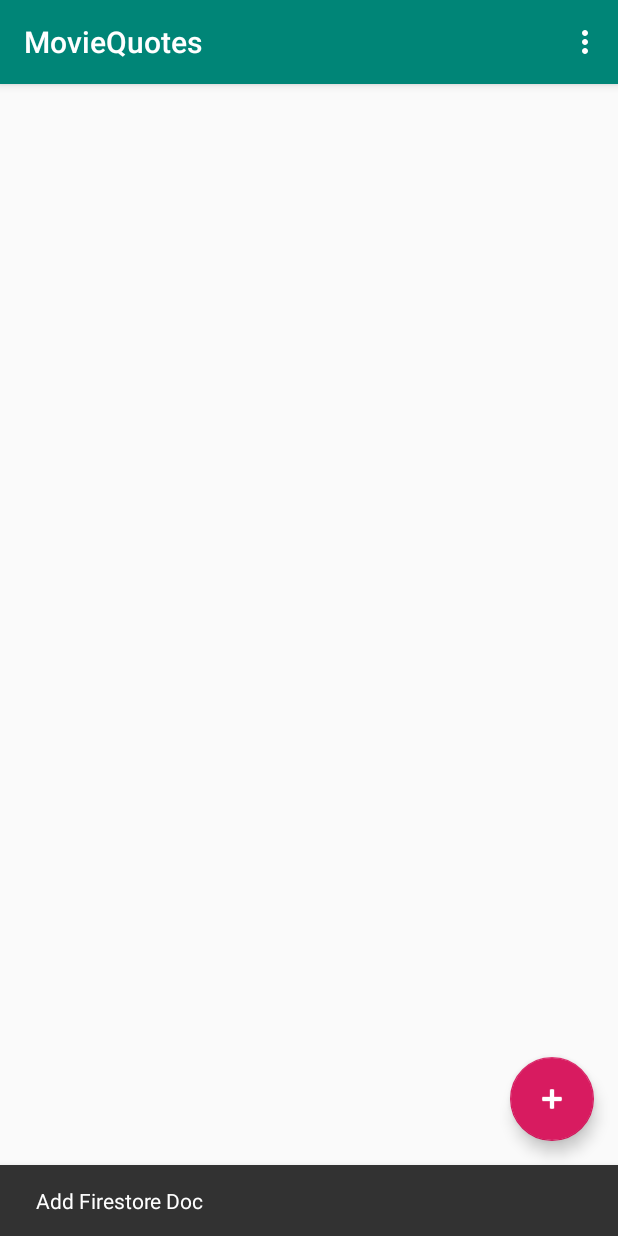
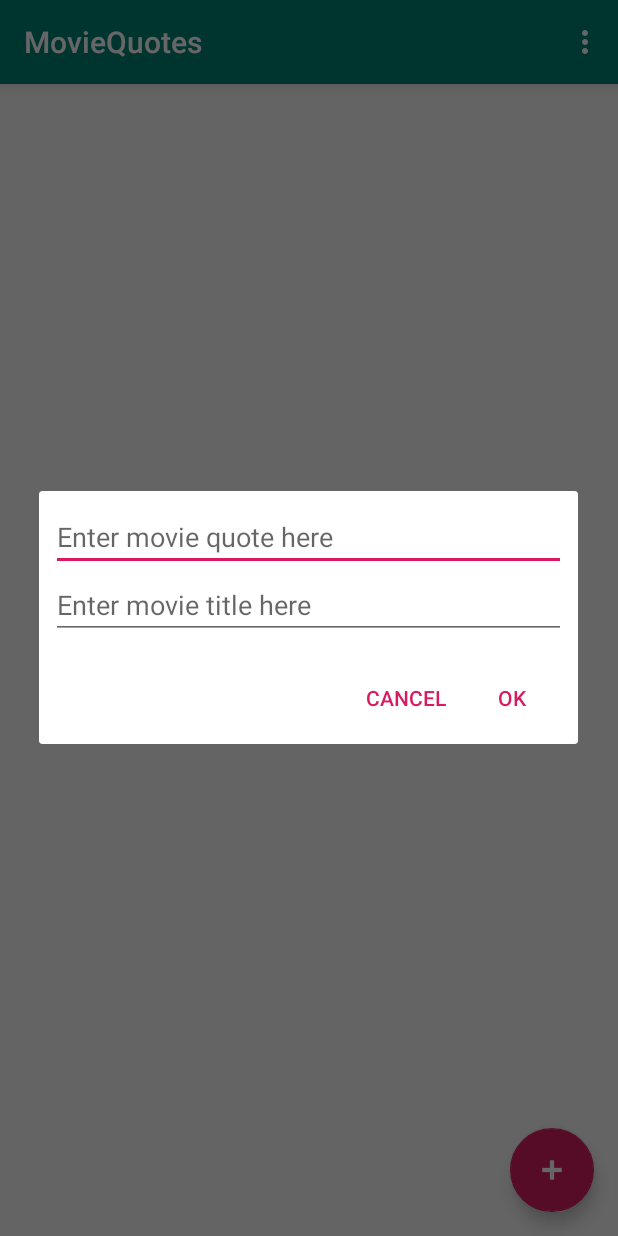
Before and after one commit to senanoc/MovieQuotes, an Android app: the screen it shows after launch (MainActivity), after a tap on an icon or button, on a phone screen of 412 x 824 dp. Run offline under Robolectric (Android 15) with nearby library versions, the phone set to English and light mode, and no system bars; our stand-ins replace Firebase (no records; nobody signed in at launch, a user with empty details on screens opened directly).

Commit message:
functional unsorted CR

```diff
--- a/MovieQuotes/app/src/main/java/com/example/android/moviequotes/MainActivity.java
+++ b/MovieQuotes/app/src/main/java/com/example/android/moviequotes/MainActivity.java
@@ -1,8 +1,10 @@
 package com.example.android.moviequotes;
 
+import android.content.DialogInterface;
 import android.os.Bundle;
 import android.support.design.widget.FloatingActionButton;
 import android.support.design.widget.Snackbar;
+import android.support.v7.app.AlertDialog;
 import android.support.v7.app.AppCompatActivity;
 import android.support.v7.widget.LinearLayoutManager;
 import android.support.v7.widget.RecyclerView;
@@ -10,11 +12,18 @@ import android.support.v7.widget.Toolbar;
 import android.view.View;
 import android.view.Menu;
 import android.view.MenuItem;
+import android.widget.EditText;
+import android.widget.TextView;
+
+import com.google.firebase.firestore.FirebaseFirestore;
+
+import org.w3c.dom.Text;
+
+import java.util.HashMap;
+import java.util.Map;
 
 public class MainActivity extends AppCompatActivity {
 
-    //public static final String TAG = "MQ";
-    private int mTempCounter = 0;
 
     @Override
     protected void onCreate(Bundle savedInstanceState) {
@@ -30,43 +39,34 @@ public class MainActivity extends AppCompatActivity {
         MovieQuoteAdapter movieQuoteAdapter = new MovieQuoteAdapter();
         recyclerView.setAdapter(movieQuoteAdapter);
 
-
-        // Temp Firebase testing area
-
-//        final FirebaseFirestore db = FirebaseFirestore.getInstance();
-//
-//        db.collection("moviequotes")
-//                .get()
-//                .addOnCompleteListener(new OnCompleteListener<QuerySnapshot>() {
-//                    @Override
-//                    public void onComplete(@NonNull Task<QuerySnapshot> task) {
-//                        if (task.isSuccessful()) {
-//                            for (QueryDocumentSnapshot document : task.getResult()) {
-//                                Log.d(TAG, document.getId() + " => " + document.getData());
-//                            }
-//                        } else {
-//                            Log.w(TAG, "Error getting documents.", task.getException());
-//                        }
-//                    }
-//                });
-
-
         FloatingActionButton fab = (FloatingActionButton) findViewById(R.id.fab);
         fab.setOnClickListener(new View.OnClickListener() {
             @Override
             public void onClick(View view) {
-                Snackbar.make(view, "Add Firestore Doc", Snackbar.LENGTH_LONG).show();
+                showAddDialog();
 
-                // Create a new mq with a first and last name
-//                Map<String, Object> mq = new HashMap<>();
-//                mTempCounter = mTempCounter + 1;
-//                mq.put("quote", "Quote #" + mTempCounter);
-//                mq.put("movie", "Movie #" + mTempCounter);
-//
-//// Add a new document with a generated ID
-//                db.collection("moviequotes").add(mq);
             }
         });
+    }
+
+    private void showAddDialog() {
+        AlertDialog.Builder builder = new AlertDialog.Builder(this);
+        View view = getLayoutInflater().inflate(R.layout.moviequote_dialog, null, false);
+        builder.setView(view);
+        final TextView quoteEditText = view.findViewById(R.id.dialog_quote_edittext);
+        final TextView movieEditText = view.findViewById(R.id.dialog_movie_edittext);
+        builder.setPositiveButton(android.R.string.ok, new DialogInterface.OnClickListener() {
+            @Override
+            public void onClick(DialogInterface dialog, int which) {
+                Map<String, Object> mq = new HashMap<>();
+                mq.put(Constants.KEY_QUOTE, quoteEditText.getText().toString());
+                mq.put(Constants.KEY_MOVIE, movieEditText.getText().toString());
+                FirebaseFirestore.getInstance().collection(Constants.COLLECTION_PATH).add(mq);
+            }
+        });
+        builder.setNegativeButton(android.R.string.cancel,null);
+
+        builder.create().show();
     }
 
     @Override
--- /dev/null
+++ b/MovieQuotes/app/src/main/res/layout/moviequote_dialog.xml
@@ -0,0 +1,20 @@
+<?xml version="1.0" encoding="utf-8"?>
+<LinearLayout
+    xmlns:android="http://schemas.android.com/apk/res/android"
+    android:orientation="vertical"
+    android:layout_width="match_parent"
+    android:layout_height="match_parent"
+    android:padding="8dp">
+
+    <EditText
+        android:id="@+id/dialog_quote_edittext"
+        android:hint="Enter movie quote here"
+        android:layout_width="match_parent"
+        android:layout_height="wrap_content" />
+    <EditText
+        android:id="@+id/dialog_movie_edittext"
+        android:hint="Enter movie title here"
+        android:layout_width="match_parent"
+        android:layout_height="wrap_content" />
+
+</LinearLayout>
```
